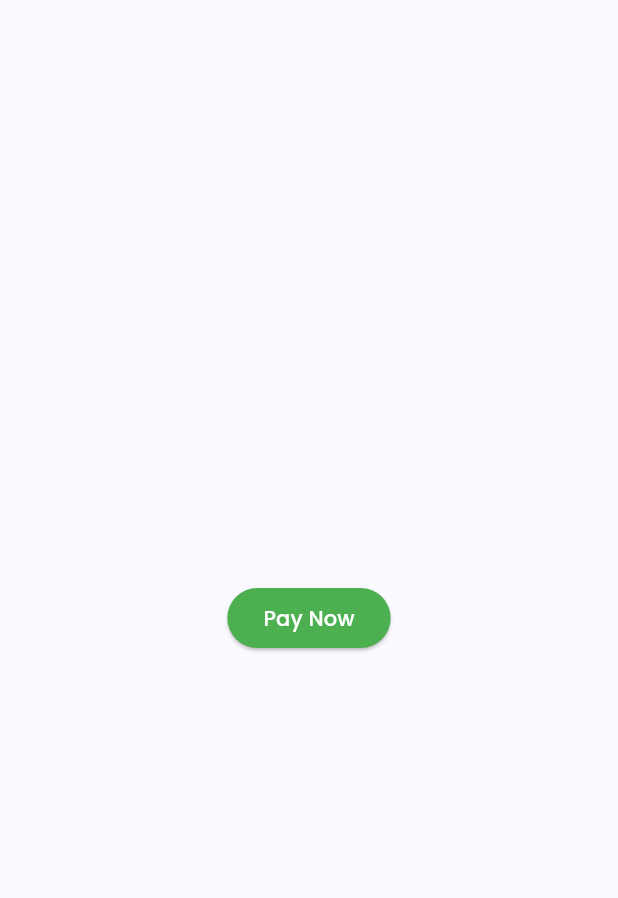
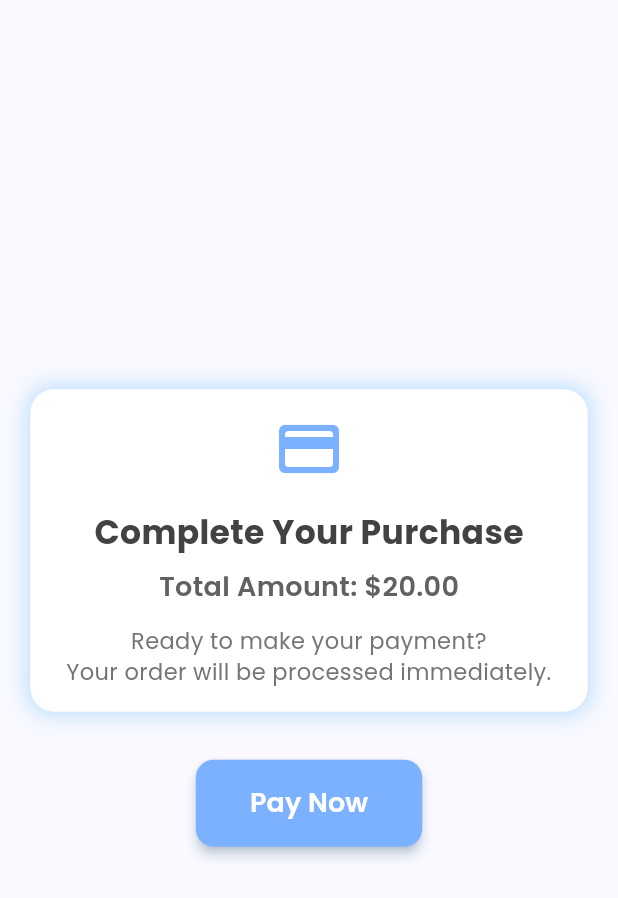
Before and after one commit to RoaaAboLibdeh/SoftwareGP-Caduea, a Flutter app: the HomePagePayment screen opened directly, on a phone screen of 412 x 824 dp. Shown: the top 898 px of the screen. Run offline on Flutter 3.47's test engine with Material 3 defaults, Android fonts, the light colour scheme and no system bars; our stand-ins replace auto_size_text, badges, cached_network_image, chewie, confetti, dropdown_button2 and 20 more; missing offline and left inert: avatar_plus, flutter_inappwebview, flutter_stripe, json_path, mime_type; accounts and stored records are empty; network calls fail; project files that could hold a hidden picture were left out.

Commit message:
updated with colors

```diff
--- a/Front_End/lib/Sign_login/Chooseing_Avatar.dart
+++ b/Front_End/lib/Sign_login/Chooseing_Avatar.dart
@@ -80,7 +80,7 @@
 
     return Scaffold(
       appBar: AppBar(
-        backgroundColor: Color.fromARGB(255, 124, 177, 255),
+        backgroundColor: Colors.white,
         automaticallyImplyLeading: false,
         title: Text(
           'Cadeau',
--- a/Front_End/lib/home_page_payment.dart
+++ b/Front_End/lib/home_page_payment.dart
@@ -107,12 +107,85 @@
         child: Column(
           mainAxisAlignment: MainAxisAlignment.center,
           children: [
+            // Beautiful payment prompt section
+            Container(
+              padding: const EdgeInsets.symmetric(horizontal: 24, vertical: 16),
+              margin: const EdgeInsets.only(bottom: 32),
+              decoration: BoxDecoration(
+                color: Colors.white,
+                borderRadius: BorderRadius.circular(16),
+                boxShadow: [
+                  BoxShadow(
+                    color: Colors.blue.shade100,
+                    blurRadius: 12,
+                    spreadRadius: 2,
+                  ),
+                ],
+              ),
+              child: Column(
+                children: [
+                  const Icon(
+                    Icons.payment_rounded,
+                    size: 48,
+                    color: Color.fromARGB(255, 124, 177, 255),
+                  ),
+                  const SizedBox(height: 16),
+                  Text(
+                    'Complete Your Purchase',
+                    style: TextStyle(
+                      fontSize: 22,
+                      fontWeight: FontWeight.bold,
+                      color: Colors.grey.shade800,
+                    ),
+                  ),
+                  const SizedBox(height: 8),
+                  Text(
+                    'Total Amount: \$${amount.toStringAsFixed(2)}',
+                    style: TextStyle(
+                      fontSize: 18,
+                      fontWeight: FontWeight.w600,
+                      color: Colors.grey.shade700,
+                    ),
+                  ),
+                  const SizedBox(height: 12),
+                  Text(
+                    'Ready to make your payment?\nYour order will be processed immediately.',
+                    textAlign: TextAlign.center,
+                    style: TextStyle(
+                      fontSize: 15,
+                      color: Colors.grey.shade600,
+                      height: 1.4,
+                    ),
+                  ),
+                ],
+              ),
+            ),
+
+            // Payment button
             ElevatedButton(
               onPressed: () {
                 paymentSheetInitialization(amount.round().toString(), "USD");
               },
-              style: ElevatedButton.styleFrom(backgroundColor: Colors.green),
-              child: Text("Pay Now", style: TextStyle(color: Colors.white)),
+              style: ElevatedButton.styleFrom(
+                backgroundColor: const Color.fromARGB(255, 124, 177, 255),
+                padding: const EdgeInsets.symmetric(
+                  horizontal: 36,
+                  vertical: 16,
+                ),
+                shape: RoundedRectangleBorder(
+                  borderRadius: BorderRadius.circular(12),
+                ),
+                elevation: 3,
+                shadowColor: Colors.blue.shade100,
+              ),
+              child: const Text(
+                "Pay Now",
+                style: TextStyle(
+                  color: Colors.white,
+                  fontSize: 18,
+                  fontWeight: FontWeight.w600,
+                ),
+              ),
             ),
           ],
         ),
```
Also changed, not shown: Front_End/lib/RandomBox/RandomBoxPage.dart (+7 -10 lines), Front_End/lib/RandomBox/RandomBoxSelectionPage.dart (+3 -41 lines), Front_End/lib/avatar_chat_page/avatar_chat_page.dart (+6 -4 lines), Front_End/lib/checkout_process/move_to_checkout_and_pay.dart (+44 -44 lines), Front_End/lib/checkout_screen_map.dart/checkout_screen.dart (+8 -4 lines), Front_End/lib/chosing_card_images/choosing_Card_for_Gift.dart (+59 -41 lines), Front_End/lib/main.dart (+10 -2 lines), Front_End/lib/product/ProductDetailsForUser/ProductDetailsForUser.dart (+5 -2 lines), Front_End/lib/userCart/userCart.dart (+30 -30 lines).
